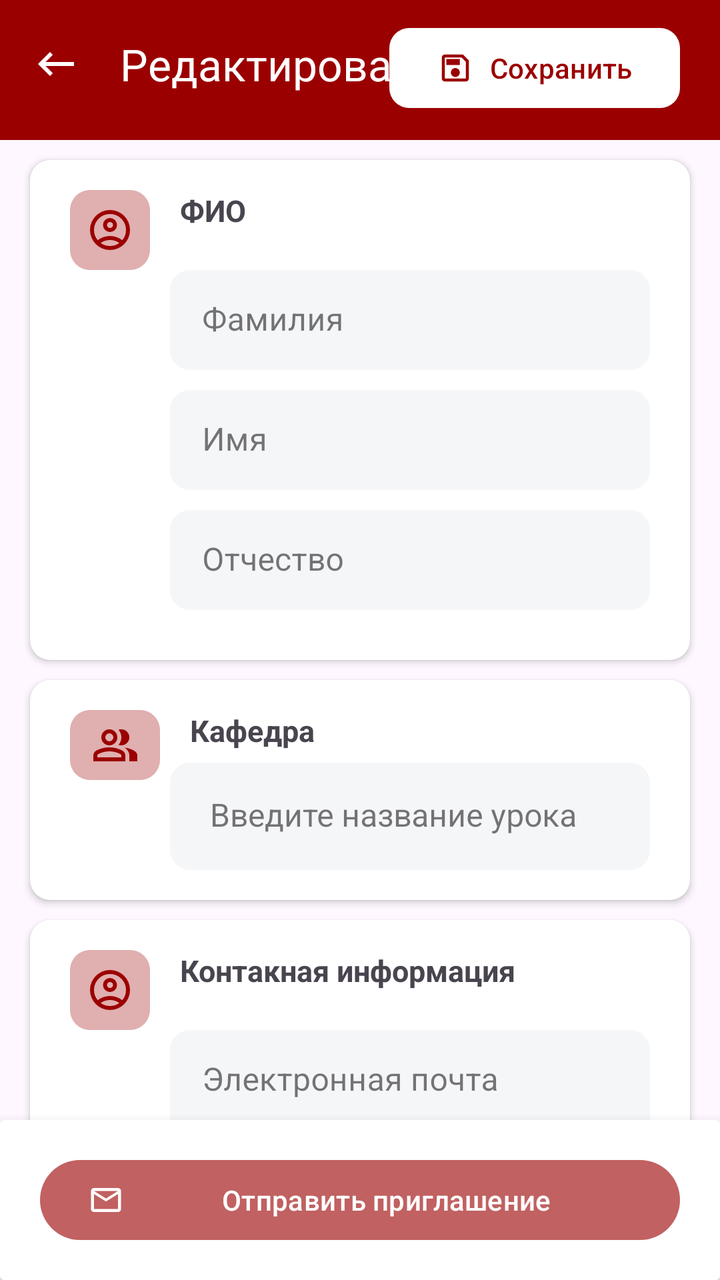
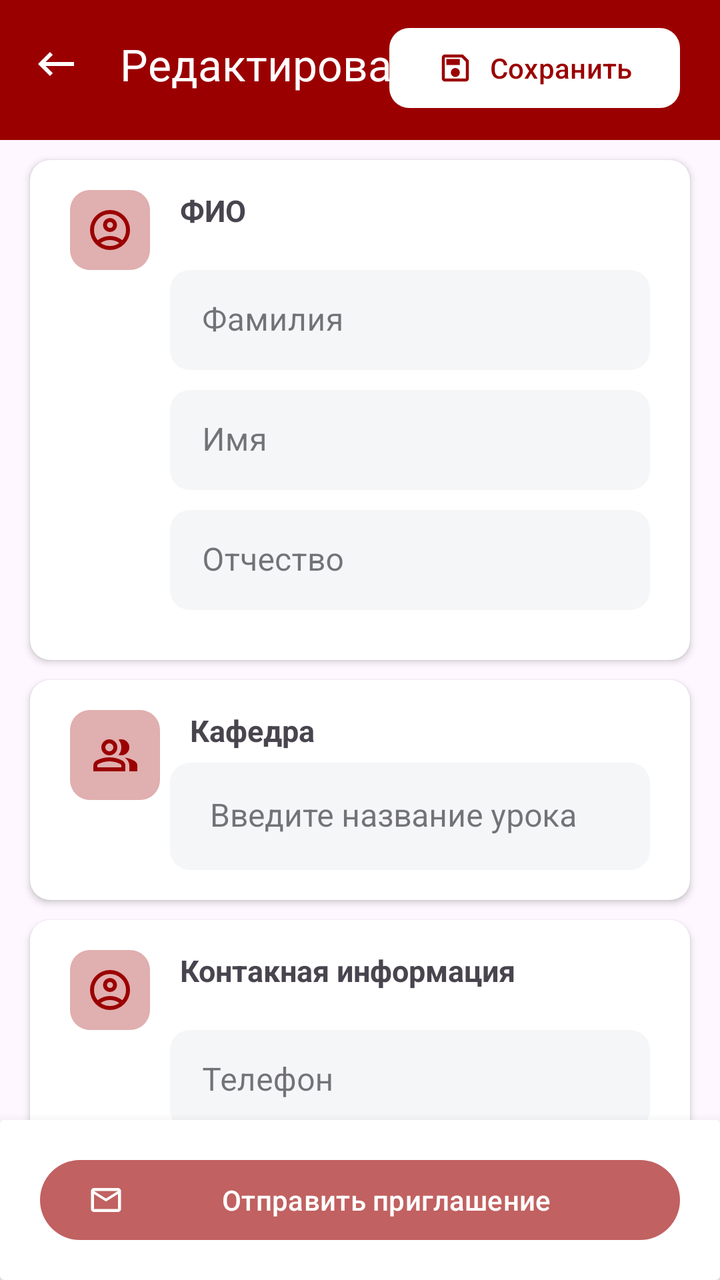

The first picture is an Android layout as it rendered before a commit; the second is the same layout after the commit. The layout source and the unified diff follow.
<!-- AndroidManifest.xml: application theme Theme.SKGA -->
<!-- res/layout/activity_teacher_add_edit.xml -->
<?xml version="1.0" encoding="utf-8"?>
<androidx.constraintlayout.widget.ConstraintLayout xmlns:android="http://schemas.android.com/apk/res/android"
    xmlns:app="http://schemas.android.com/apk/res-auto"
    xmlns:tools="http://schemas.android.com/tools"
    android:id="@+id/main"
    android:layout_width="match_parent"
    android:layout_height="match_parent"
    tools:context=".presentation.adminPage.teacherPage.TeacherAddEditActivity">


    <com.google.android.material.appbar.AppBarLayout
        android:id="@+id/appBarLayout"
        android:layout_width="match_parent"
        android:layout_height="wrap_content"
        android:background="@color/red"
        app:layout_constraintTop_toTopOf="parent">


        <com.google.android.material.appbar.CollapsingToolbarLayout
            android:id="@+id/collappsingToolBar"
            android:layout_width="match_parent"
            android:layout_height="70dp"
            android:elevation="8dp"
            app:contentScrim="@color/red"
            app:layout_scrollFlags="scroll|exitUntilCollapsed"
            app:titleEnabled="false">

            <com.google.android.material.appbar.MaterialToolbar
                android:id="@+id/toolbar"
                android:layout_width="match_parent"
                android:layout_height="?attr/actionBarSize"
                app:layout_collapseMode="pin"
                app:layout_constraintTop_toTopOf="parent"
                app:navigationIcon="@drawable/back_icon"
                app:navigationIconTint="@color/white"
                app:title="Редактирование"
                app:titleTextColor="@color/white" />

            <com.google.android.material.button.MaterialButton
                android:layout_width="wrap_content"
                android:layout_height="wrap_content"
                android:layout_gravity="end"
                android:layout_marginTop="10dp"
                android:layout_marginEnd="20dp"
                android:text="Сохранить"
                android:textColor="@color/red"
                android:visibility="visible"
                app:backgroundTint="@color/white"
                app:cornerRadius="10dp"
                app:icon="@drawable/save_ic"
                app:iconTint="@color/red" />
        </com.google.android.material.appbar.CollapsingToolbarLayout>
    </com.google.android.material.appbar.AppBarLayout>

    <androidx.core.widget.NestedScrollView
        android:layout_width="match_parent"
        android:layout_height="0dp"
        android:fillViewport="true"
        app:layout_constraintBottom_toBottomOf="parent"
        app:layout_constraintTop_toBottomOf="@id/appBarLayout">

        <androidx.constraintlayout.widget.ConstraintLayout
            android:layout_width="match_parent"
            android:layout_height="match_parent">

            <androidx.cardview.widget.CardView
                android:id="@+id/teacherContactInfoCV"
                android:layout_width="match_parent"
                android:layout_height="190dp"
                android:layout_marginStart="15dp"
                android:layout_marginTop="10dp"
                android:layout_marginEnd="15dp"
                android:background="@color/white"
                app:cardCornerRadius="10dp"
                app:layout_constraintTop_toBottomOf="@id/cafedraCV">

                <androidx.constraintlayout.widget.ConstraintLayout
                    android:layout_width="match_parent"
                    android:layout_height="match_parent">


                    <com.google.android.material.imageview.ShapeableImageView
                        android:id="@+id/teacherContactInfoIcon"
                        android:layout_width="40dp"
                        android:layout_height="40dp"
                        android:layout_marginStart="20dp"
                        android:layout_marginTop="15dp"
                        android:background="@color/red_alpha2"
                        android:scaleType="center"
                        android:src="@drawable/account_cicrle_icon"
                        app:layout_constraintStart_toStartOf="parent"
                        app:layout_constraintTop_toTopOf="parent"
                        app:shapeAppearanceOverlay="@style/SquareCorner"
                        app:tint="@color/red" />

                    <TextView
                        android:layout_width="wrap_content"
                        android:layout_height="wrap_content"
                        android:layout_marginStart="15dp"
                        android:text="Контакная информация"
                        android:textSize="15sp"
                        android:textStyle="bold"
                        app:layout_constraintStart_toEndOf="@id/teacherContactInfoIcon"
                        app:layout_constraintTop_toTopOf="@id/teacherContactInfoIcon" />

                    <com.google.android.material.textfield.TextInputLayout
                        android:id="@+id/teacherPhoneTI"
                        style="@style/Widget.MaterialComponents.TextInputLayout.FilledBox"
                        android:layout_width="match_parent"
                        android:layout_height="50dp"
                        android:layout_gravity="bottom"
                        android:layout_marginStart="70dp"
                        android:layout_marginTop="10dp"
                        android:layout_marginEnd="20dp"
                        android:layout_marginBottom="15dp"
                        app:boxBackgroundColor="#F5F6F8"
                        app:boxCornerRadiusBottomEnd="10dp"
                        app:boxCornerRadiusBottomStart="10dp"
                        app:boxCornerRadiusTopEnd="10dp"
                        app:boxCornerRadiusTopStart="10dp"
                        app:boxStrokeWidth="0dp"
                        app:boxStrokeWidthFocused="1dp"
                        app:hintTextColor="#37474F"
                        app:layout_constraintTop_toBottomOf="@id/teacherContactInfoIcon"
                        app:startIconTint="#E57373">

                        <com.google.android.material.textfield.TextInputEditText
                            android:id="@+id/teacherPhoneET"
                            android:layout_width="match_parent"
                            android:layout_height="wrap_content"
                            android:hint="Телефон"
                            android:minHeight="40dp"
                            android:paddingTop="16dp"
                            android:paddingBottom="16dp"
                            android:textColorHint="#90A4AE"
                            android:textSize="16sp" />

                    </com.google.android.material.textfield.TextInputLayout>

                    <com.google.android.material.textfield.TextInputLayout
                        android:id="@+id/teacherEmailTI"
                        style="@style/Widget.MaterialComponents.TextInputLayout.FilledBox"
                        android:layout_width="match_parent"
                        android:layout_height="50dp"
                        android:layout_gravity="bottom"
                        android:layout_marginStart="70dp"
                        android:layout_marginEnd="20dp"
                        android:layout_marginBottom="15dp"
                        app:boxBackgroundColor="#F5F6F8"
                        app:boxCornerRadiusBottomEnd="10dp"
                        app:boxCornerRadiusBottomStart="10dp"
                        app:boxCornerRadiusTopEnd="10dp"
                        app:boxCornerRadiusTopStart="10dp"
                        app:boxStrokeWidth="0dp"
                        app:boxStrokeWidthFocused="1dp"
                        app:hintTextColor="#37474F"
                        app:layout_constraintTop_toBottomOf="@id/teacherContactInfoIcon"
                        app:startIconTint="#E57373">

                        <com.google.android.material.textfield.TextInputEditText
                            android:id="@+id/teahcerEmailET"
                            android:layout_width="match_parent"
                            android:layout_height="wrap_content"
                            android:hint="Электронная почта"
                            android:minHeight="40dp"
                            android:paddingTop="16dp"
                            android:paddingBottom="16dp"
                            android:textColorHint="#90A4AE"
                            android:textSize="16sp" />

                    </com.google.android.material.textfield.TextInputLayout>

                </androidx.constraintlayout.widget.ConstraintLayout>
            </androidx.cardview.widget.CardView>

            <androidx.cardview.widget.CardView
                android:id="@+id/TeacherFullNameCV"
                android:layout_width="match_parent"
                android:layout_height="250dp"
                android:layout_marginStart="15dp"
                android:layout_marginTop="10dp"
                android:layout_marginEnd="15dp"
                android:background="@color/white"
                app:cardCornerRadius="10dp"
                app:layout_constraintTop_toTopOf="parent">

                <androidx.constraintlayout.widget.ConstraintLayout
                    android:layout_width="match_parent"
                    android:layout_height="match_parent">


                    <com.google.android.material.imageview.ShapeableImageView
                        android:id="@+id/teacherFullNameIcon"
                        android:layout_width="40dp"
                        android:layout_height="40dp"
                        android:layout_marginStart="20dp"
                        android:layout_marginTop="15dp"
                        android:background="@color/red_alpha2"
                        android:scaleType="center"
                        android:src="@drawable/account_cicrle_icon"
                        app:layout_constraintStart_toStartOf="parent"
                        app:layout_constraintTop_toTopOf="parent"
                        app:shapeAppearanceOverlay="@style/SquareCorner"
                        app:tint="@color/red" />

                    <TextView
                        android:layout_width="wrap_content"
                        android:layout_height="wrap_content"
                        android:layout_marginStart="15dp"
                        android:text="ФИО"
                        android:textSize="15sp"
                        android:textStyle="bold"
                        app:layout_constraintStart_toEndOf="@id/teacherFullNameIcon"
                        app:layout_constraintTop_toTopOf="@id/teacherFullNameIcon" />

                    <com.google.android.material.textfield.TextInputLayout
                        android:id="@+id/teacherNameTextInputLayout"
                        style="@style/Widget.MaterialComponents.TextInputLayout.FilledBox"
                        android:layout_width="match_parent"
                        android:layout_height="50dp"
                        android:layout_gravity="bottom"
                        android:layout_marginStart="70dp"
                        android:layout_marginTop="10dp"
                        android:layout_marginEnd="20dp"
                        android:layout_marginBottom="15dp"
                        app:boxBackgroundColor="#F5F6F8"
                        app:boxCornerRadiusBottomEnd="10dp"
                        app:boxCornerRadiusBottomStart="10dp"
                        app:boxCornerRadiusTopEnd="10dp"
                        app:boxCornerRadiusTopStart="10dp"
                        app:boxStrokeWidth="0dp"
                        app:boxStrokeWidthFocused="1dp"
                        app:hintTextColor="#37474F"
                        app:layout_constraintTop_toBottomOf="@id/teacherLastNameTI"
                        app:startIconTint="#E57373">

                        <com.google.android.material.textfield.TextInputEditText
                            android:id="@+id/teacherNameET"
                            android:layout_width="match_parent"
                            android:layout_height="wrap_content"
                            android:hint="Имя"
                            android:minHeight="40dp"
                            android:paddingTop="16dp"
                            android:paddingBottom="16dp"
                            android:textColorHint="#90A4AE"
                            android:textSize="16sp" />

                    </com.google.android.material.textfield.TextInputLayout>

                    <com.google.android.material.textfield.TextInputLayout
                        android:id="@+id/teacherLastNameTI"
                        style="@style/Widget.MaterialComponents.TextInputLayout.FilledBox"
                        android:layout_width="match_parent"
                        android:layout_height="50dp"
                        android:layout_gravity="bottom"
                        android:layout_marginStart="70dp"
                        android:layout_marginEnd="20dp"
                        android:layout_marginBottom="15dp"
                        app:boxBackgroundColor="#F5F6F8"
                        app:boxCornerRadiusBottomEnd="10dp"
                        app:boxCornerRadiusBottomStart="10dp"
                        app:boxCornerRadiusTopEnd="10dp"
                        app:boxCornerRadiusTopStart="10dp"
                        app:boxStrokeWidth="0dp"
                        app:boxStrokeWidthFocused="1dp"
                        app:hintTextColor="#37474F"
                        app:layout_constraintTop_toBottomOf="@id/teacherFullNameIcon"
                        app:startIconTint="#E57373">

                        <com.google.android.material.textfield.TextInputEditText
                            android:id="@+id/teacherLastNameET"
                            android:layout_width="match_parent"
                            android:layout_height="wrap_content"
                            android:hint="Фамилия"
                            android:minHeight="40dp"
                            android:paddingTop="16dp"
                            android:paddingBottom="16dp"
                            android:textColorHint="#90A4AE"
                            android:textSize="16sp" />

                    </com.google.android.material.textfield.TextInputLayout>

                    <com.google.android.material.textfield.TextInputLayout
                        android:id="@+id/teacherMiddleNameTI"
                        style="@style/Widget.MaterialComponents.TextInputLayout.FilledBox"
                        android:layout_width="match_parent"
                        android:layout_height="50dp"
                        android:layout_gravity="bottom"
                        android:layout_marginStart="70dp"
                        android:layout_marginTop="10dp"
                        android:layout_marginEnd="20dp"
                        android:layout_marginBottom="15dp"
                        app:boxBackgroundColor="#F5F6F8"
                        app:boxCornerRadiusBottomEnd="10dp"
                        app:boxCornerRadiusBottomStart="10dp"
                        app:boxCornerRadiusTopEnd="10dp"
                        app:boxCornerRadiusTopStart="10dp"
                        app:boxStrokeWidth="0dp"
                        app:boxStrokeWidthFocused="1dp"
                        app:hintTextColor="#37474F"
                        app:layout_constraintTop_toBottomOf="@id/teacherNameTextInputLayout"
                        app:startIconTint="#E57373">

                        <com.google.android.material.textfield.TextInputEditText
                            android:id="@+id/teacherMiddleNameEt"
                            android:layout_width="match_parent"
                            android:layout_height="wrap_content"
                            android:hint="Отчество"
                            android:minHeight="40dp"
                            android:paddingTop="16dp"
                            android:paddingBottom="16dp"
                            android:textColorHint="#90A4AE"
                            android:textSize="16sp" />

                    </com.google.android.material.textfield.TextInputLayout>

                </androidx.constraintlayout.widget.ConstraintLayout>
            </androidx.cardview.widget.CardView>


            <androidx.cardview.widget.CardView
                android:id="@+id/cafedraCV"
                android:layout_width="match_parent"
                android:layout_height="110dp"
                android:layout_marginStart="15dp"
                android:layout_marginTop="10dp"
                android:layout_marginEnd="15dp"
                android:background="@color/white"
                app:cardCornerRadius="10dp"
                app:layout_constraintTop_toBottomOf="@id/TeacherFullNameCV">

                <androidx.constraintlayout.widget.ConstraintLayout
                    android:layout_width="match_parent"
                    android:layout_height="match_parent">


                    <com.google.android.material.imageview.ShapeableImageView
                        android:id="@+id/cafedraIcon"
                        android:layout_width="45dp"
                        android:layout_height="35dp"
                        android:layout_marginStart="20dp"
                        android:layout_marginTop="15dp"
                        android:background="@color/red_alpha2"
                        android:scaleType="center"
                        android:src="@drawable/groups_ic"
                        app:layout_constraintStart_toStartOf="parent"
                        app:layout_constraintTop_toTopOf="parent"
                        app:shapeAppearanceOverlay="@style/SquareCorner"
                        app:tint="@color/red" />

                    <TextView
                        android:layout_width="wrap_content"
                        android:layout_height="wrap_content"
                        android:layout_marginStart="15dp"
                        android:text="Кафедра"
                        android:textSize="15sp"
                        android:textStyle="bold"
                        app:layout_constraintStart_toEndOf="@id/cafedraIcon"
                        app:layout_constraintTop_toTopOf="@id/cafedraIcon" />

                    <com.google.android.material.textfield.TextInputLayout
                        android:id="@+id/textInputLayoutLessonName"
                        style="@style/Widget.MaterialComponents.TextInputLayout.FilledBox"
                        android:layout_width="match_parent"
                        android:layout_height="wrap_content"
                        android:layout_gravity="bottom"
                        android:layout_marginStart="70dp"
                        android:layout_marginEnd="20dp"
                        android:layout_marginBottom="15dp"
                        app:boxBackgroundColor="#F5F6F8"
                        app:boxCornerRadiusBottomEnd="10dp"
                        app:boxCornerRadiusBottomStart="10dp"
                        app:boxCornerRadiusTopEnd="10dp"
                        app:boxCornerRadiusTopStart="10dp"
                        app:boxStrokeWidth="0dp"
                        app:boxStrokeWidthFocused="1dp"
                        app:hintTextColor="#37474F"
                        app:layout_constraintBottom_toBottomOf="parent"
                        app:startIconTint="#E57373">

                        <com.google.android.material.textfield.MaterialAutoCompleteTextView
                            android:id="@+id/lessonNameET"
                            android:layout_width="match_parent"
                            android:layout_height="wrap_content"
                            android:hint="Введите название урока"
                            android:minHeight="40dp"
                            android:paddingStart="20dp"
                            android:paddingTop="16dp"
                            android:paddingBottom="16dp"
                            android:textColorHint="#90A4AE"
                            android:textSize="16sp" />

                    </com.google.android.material.textfield.TextInputLayout>
                </androidx.constraintlayout.widget.ConstraintLayout>
            </androidx.cardview.widget.CardView>


        </androidx.constraintlayout.widget.ConstraintLayout>
    </androidx.core.widget.NestedScrollView>

    <androidx.cardview.widget.CardView
        android:id="@+id/bottomCardView"
        android:layout_width="match_parent"
        android:layout_height="80dp"
        app:cardElevation="8dp"
        app:layout_constraintBottom_toBottomOf="parent">

        <com.google.android.material.button.MaterialButton
            android:layout_width="match_parent"
            android:layout_height="wrap_content"
            android:layout_gravity="center"
            android:layout_marginStart="20dp"
            android:layout_marginEnd="20dp"
            android:text="Отправить приглашение"
            app:backgroundTint="@color/red_alpha"
            app:icon="@drawable/mail" />
    </androidx.cardview.widget.CardView>

</androidx.constraintlayout.widget.ConstraintLayout>
<!-- resources referenced by this layout -->
<resources>
  <color name="red">#9B0000</color>
  <color name="red_alpha">#9E9B0000</color>
  <color name="red_alpha2">#509B0000</color>
  <color name="white">#FFFFFFFF</color>
  <!-- drawable account_cicrle_icon (drawable) -->
  <vector xmlns:android="http://schemas.android.com/apk/res/android"
      android:width="24dp"
      android:height="24dp"
      android:viewportWidth="960"
      android:viewportHeight="960">
    <path
        android:pathData="M234,684q51,-39 114,-61.5T480,600q69,0 132,22.5T726,684q35,-41 54.5,-93T800,480q0,-133 -93.5,-226.5T480,160q-133,0 -226.5,93.5T160,480q0,59 19.5,111t54.5,93ZM480,520q-59,0 -99.5,-40.5T340,380q0,-59 40.5,-99.5T480,240q59,0 99.5,40.5T620,380q0,59 -40.5,99.5T480,520ZM480,880q-83,0 -156,-31.5T197,763q-54,-54 -85.5,-127T80,480q0,-83 31.5,-156T197,197q54,-54 127,-85.5T480,80q83,0 156,31.5T763,197q54,54 85.5,127T880,480q0,83 -31.5,156T763,763q-54,54 -127,85.5T480,880ZM480,800q53,0 100,-15.5t86,-44.5q-39,-29 -86,-44.5T480,680q-53,0 -100,15.5T294,740q39,29 86,44.5T480,800ZM480,440q26,0 43,-17t17,-43q0,-26 -17,-43t-43,-17q-26,0 -43,17t-17,43q0,26 17,43t43,17ZM480,380ZM480,740Z"
        android:fillColor="#e3e3e3"/>
  </vector>
  <!-- drawable back_icon (drawable) -->
  <vector xmlns:android="http://schemas.android.com/apk/res/android"
      android:width="24dp"
      android:height="24dp"
      android:viewportWidth="960"
      android:viewportHeight="960">
    <path
        android:pathData="M360,720 L120,480l240,-240 56,56 -144,144h568v80L272,520l144,144 -56,56Z"
        android:fillColor="#000000"/>
  </vector>
  <!-- drawable groups_ic (drawable) -->
  <vector xmlns:android="http://schemas.android.com/apk/res/android"
      android:width="24dp"
      android:height="24dp"
      android:viewportWidth="960"
      android:viewportHeight="960">
    <path
        android:pathData="M40,800v-112q0,-34 17.5,-62.5T104,582q62,-31 126,-46.5T360,520q66,0 130,15.5T616,582q29,15 46.5,43.5T680,688v112L40,800ZM760,800v-120q0,-44 -24.5,-84.5T666,526q51,6 96,20.5t84,35.5q36,20 55,44.5t19,53.5v120L760,800ZM247,433q-47,-47 -47,-113t47,-113q47,-47 113,-47t113,47q47,47 47,113t-47,113q-47,47 -113,47t-113,-47ZM713,433q-47,47 -113,47 -11,0 -28,-2.5t-28,-5.5q27,-32 41.5,-71t14.5,-81q0,-42 -14.5,-81T544,168q14,-5 28,-6.5t28,-1.5q66,0 113,47t47,113q0,66 -47,113ZM120,720h480v-32q0,-11 -5.5,-20T580,654q-54,-27 -109,-40.5T360,600q-56,0 -111,13.5T140,654q-9,5 -14.5,14t-5.5,20v32ZM416.5,376.5Q440,353 440,320t-23.5,-56.5Q393,240 360,240t-56.5,23.5Q280,287 280,320t23.5,56.5Q327,400 360,400t56.5,-23.5ZM360,720ZM360,320Z"
        android:fillColor="#e3e3e3"/>
  </vector>
  <!-- drawable mail (drawable) -->
  <vector xmlns:android="http://schemas.android.com/apk/res/android"
      android:width="24dp"
      android:height="24dp"
      android:viewportWidth="960"
      android:viewportHeight="960">
    <path
        android:pathData="M160,800q-33,0 -56.5,-23.5T80,720v-480q0,-33 23.5,-56.5T160,160h640q33,0 56.5,23.5T880,240v480q0,33 -23.5,56.5T800,800L160,800ZM480,520L160,320v400h640v-400L480,520ZM480,440 L800,240L160,240l320,200ZM160,320v-80,480 -400Z"
        android:fillColor="#000000"/>
  </vector>
  <!-- drawable save_ic (drawable) -->
  <vector xmlns:android="http://schemas.android.com/apk/res/android"
      android:width="24dp"
      android:height="24dp"
      android:viewportWidth="960"
      android:viewportHeight="960">
    <path
        android:pathData="M840,280v480q0,33 -23.5,56.5T760,840L200,840q-33,0 -56.5,-23.5T120,760v-560q0,-33 23.5,-56.5T200,120h480l160,160ZM760,314L646,200L200,200v560h560v-446ZM565,685q35,-35 35,-85t-35,-85q-35,-35 -85,-35t-85,35q-35,35 -35,85t35,85q35,35 85,35t85,-35ZM240,400h360v-160L240,240v160ZM200,314v446,-560 114Z"
        android:fillColor="#e3e3e3"/>
  </vector>
  <style name="SquareCorner">
          <item name="cornerSize">10dp</item>
      </style>
  <style name="Theme.SKGA" parent="Base.Theme.SKGA" />
  <style name="Base.Theme.SKGA" parent="Theme.Material3.DayNight.NoActionBar">
          
          
      </style>
</resources>

<!-- the commit's change to res/layout/activity_teacher_add_edit.xml (unified diff, before → after) -->
@@ -37,6 +37,7 @@
                 app:titleTextColor="@color/white" />
 
             <com.google.android.material.button.MaterialButton
+                android:id="@+id/saveBtn"
                 android:layout_width="wrap_content"
                 android:layout_height="wrap_content"
                 android:layout_gravity="end"
@@ -110,7 +111,6 @@
                         android:layout_height="50dp"
                         android:layout_gravity="bottom"
                         android:layout_marginStart="70dp"
-                        android:layout_marginTop="10dp"
                         android:layout_marginEnd="20dp"
                         android:layout_marginBottom="15dp"
                         app:boxBackgroundColor="#F5F6F8"
@@ -146,15 +146,16 @@
                         android:layout_marginStart="70dp"
                         android:layout_marginEnd="20dp"
                         android:layout_marginBottom="15dp"
-                        app:boxBackgroundColor="#F5F6F8"
-                        app:boxCornerRadiusBottomEnd="10dp"
-                        app:boxCornerRadiusBottomStart="10dp"
-                        app:boxCornerRadiusTopEnd="10dp"
-                        app:boxCornerRadiusTopStart="10dp"
-                        app:boxStrokeWidth="0dp"
-                        app:boxStrokeWidthFocused="1dp"
-                        app:hintTextColor="#37474F"
-                        app:layout_constraintTop_toBottomOf="@id/teacherContactInfoIcon"
+                        android:layout_marginTop="10dp"
+                        app:boxBackgroundColor="#F5F6F8"
+                        app:boxCornerRadiusBottomEnd="10dp"
+                        app:boxCornerRadiusBottomStart="10dp"
+                        app:boxCornerRadiusTopEnd="10dp"
+                        app:boxCornerRadiusTopStart="10dp"
+                        app:boxStrokeWidth="0dp"
+                        app:boxStrokeWidthFocused="1dp"
+                        app:hintTextColor="#37474F"
+                        app:layout_constraintTop_toBottomOf="@id/teacherPhoneTI"
                         app:startIconTint="#E57373">
 
                         <com.google.android.material.textfield.TextInputEditText
@@ -337,7 +338,7 @@
                     <com.google.android.material.imageview.ShapeableImageView
                         android:id="@+id/cafedraIcon"
                         android:layout_width="45dp"
-                        android:layout_height="35dp"
+                        android:layout_height="45dp"
                         android:layout_marginStart="20dp"
                         android:layout_marginTop="15dp"
                         android:background="@color/red_alpha2"
@@ -379,7 +380,7 @@
                         app:startIconTint="#E57373">
 
                         <com.google.android.material.textfield.MaterialAutoCompleteTextView
-                            android:id="@+id/lessonNameET"
+                            android:id="@+id/teacherFacultyAC"
                             android:layout_width="match_parent"
                             android:layout_height="wrap_content"
                             android:hint="Введите название урока"
@@ -406,6 +407,7 @@
         app:layout_constraintBottom_toBottomOf="parent">
 
         <com.google.android.material.button.MaterialButton
+            android:id="@+id/sendInviteBtn"
             android:layout_width="match_parent"
             android:layout_height="wrap_content"
             android:layout_gravity="center"
